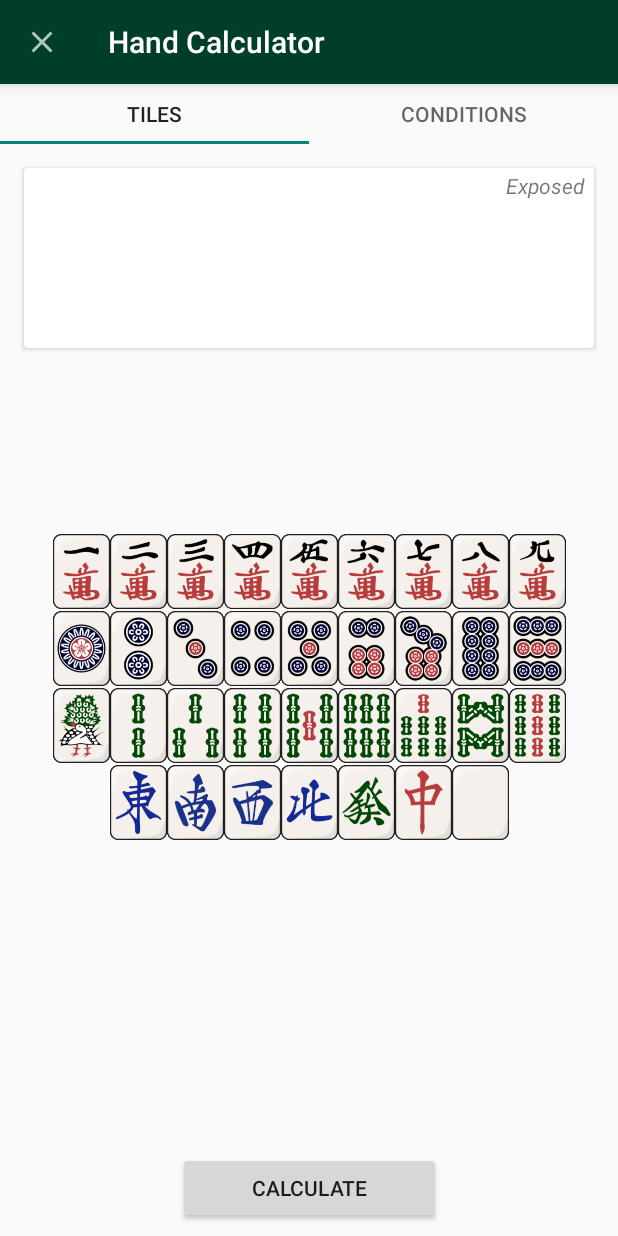
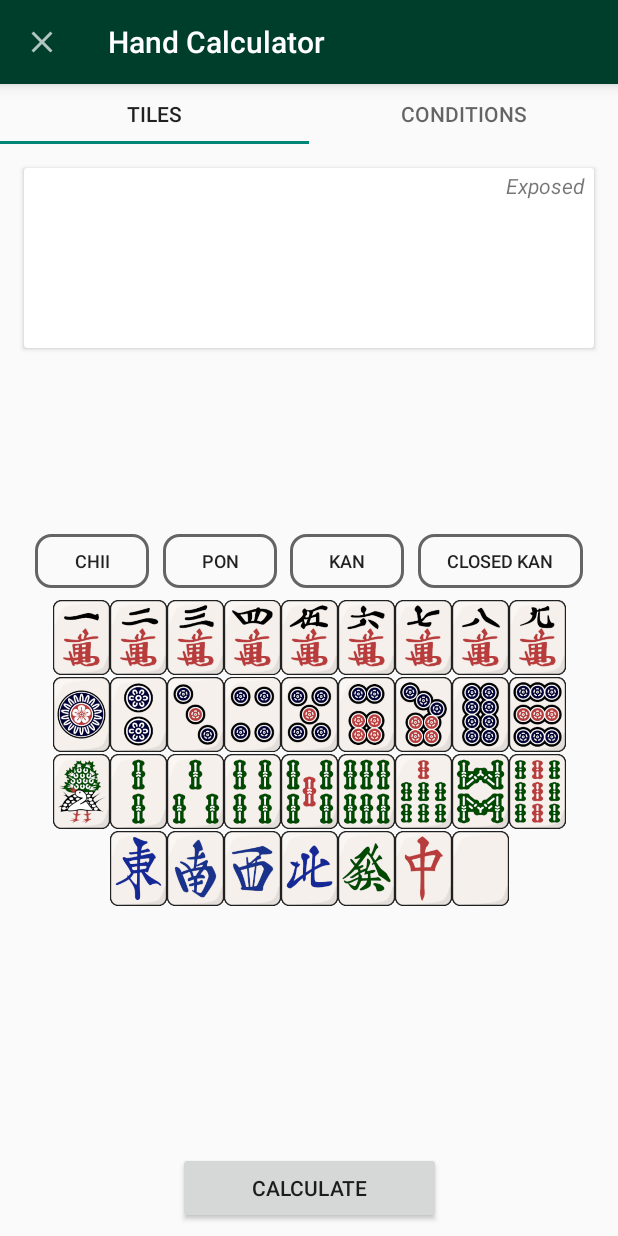
Before and after one commit to NaxHPL/RiichiCompanion, an Android app: the HandInputFragment screen opened directly, with no data from a screen before it, on a phone screen of 412 x 824 dp. Run offline under Robolectric (Android 15) with nearby library versions, the phone set to English and light mode, and no system bars; 10 statements that could not run were skipped.

Commit message:
Added chii, pon, kan, and closed kan toggle buttons

```diff
--- a/RiichiCompanion/app/src/main/res/layout/fragment_hand_input.xml
+++ b/RiichiCompanion/app/src/main/res/layout/fragment_hand_input.xml
@@ -67,10 +67,10 @@
                 android:id="@+id/clMan"
                 android:layout_width="0dp"
                 android:layout_height="50dp"
-                android:layout_marginTop="16dp"
+                android:layout_marginTop="8dp"
                 app:layout_constraintEnd_toEndOf="parent"
                 app:layout_constraintStart_toStartOf="parent"
-                app:layout_constraintTop_toBottomOf="@+id/clConcealedTiles">
+                app:layout_constraintTop_toBottomOf="@+id/tbPon">
 
                 <ImageButton
                     android:id="@+id/imageButton"
@@ -588,6 +588,76 @@
 
             </androidx.constraintlayout.widget.ConstraintLayout>
 
+            <ToggleButton
+                android:id="@+id/tbChii"
+                android:layout_width="76dp"
+                android:layout_height="36dp"
+                android:layout_marginStart="16dp"
+                android:layout_marginTop="16dp"
+                android:background="@drawable/rc_toggle_button_bg"
+                android:foreground="?attr/selectableItemBackground"
+                android:text="Chii"
+                android:textOff="Chii"
+                android:textOn="Chii"
+                android:textSize="12sp"
+                app:layout_constraintEnd_toStartOf="@+id/tbPon"
+                app:layout_constraintHorizontal_bias="0.5"
+                app:layout_constraintHorizontal_chainStyle="spread"
+                app:layout_constraintStart_toStartOf="parent"
+                app:layout_constraintTop_toBottomOf="@+id/clConcealedTiles" />
+
+            <ToggleButton
+                android:id="@+id/tbPon"
+                android:layout_width="76dp"
+                android:layout_height="36dp"
+                android:layout_marginStart="2dp"
+                android:layout_marginTop="16dp"
+                android:background="@drawable/rc_toggle_button_bg"
+                android:foreground="?attr/selectableItemBackground"
+                android:text="Pon"
+                android:textOff="Pon"
+                android:textOn="Pon"
+                android:textSize="12sp"
+                app:layout_constraintEnd_toStartOf="@+id/tbKan"
+                app:layout_constraintHorizontal_bias="0.5"
+                app:layout_constraintStart_toEndOf="@+id/tbChii"
+                app:layout_constraintTop_toBottomOf="@+id/clConcealedTiles" />
+
+            <ToggleButton
+                android:id="@+id/tbKan"
+                android:layout_width="76dp"
+                android:layout_height="36dp"
+                android:layout_marginStart="2dp"
+                android:layout_marginTop="16dp"
+                android:background="@drawable/rc_toggle_button_bg"
+                android:foreground="?attr/selectableItemBackground"
+                android:text="Kan"
+                android:textOff="Kan"
+                android:textOn="Kan"
+                android:textSize="12sp"
+                app:layout_constraintEnd_toStartOf="@+id/tbClosedKan"
+                app:layout_constraintHorizontal_bias="0.5"
+                app:layout_constraintStart_toEndOf="@+id/tbPon"
+                app:layout_constraintTop_toBottomOf="@+id/clConcealedTiles" />
+
+            <ToggleButton
+                android:id="@+id/tbClosedKan"
+                android:layout_width="110dp"
+                android:layout_height="36dp"
+                android:layout_marginStart="2dp"
+                android:layout_marginTop="16dp"
+                android:layout_marginEnd="16dp"
+                android:background="@drawable/rc_toggle_button_bg"
+                android:foreground="?attr/selectableItemBackground"
+                android:text="Closed Kan"
+                android:textOff="Closed Kan"
+                android:textOn="Closed Kan"
+                android:textSize="12sp"
+                app:layout_constraintEnd_toEndOf="parent"
+                app:layout_constraintHorizontal_bias="0.5"
+                app:layout_constraintStart_toEndOf="@+id/tbKan"
+                app:layout_constraintTop_toBottomOf="@+id/clConcealedTiles" />
+
         </androidx.constraintlayout.widget.ConstraintLayout>
     </ScrollView>
 
```
